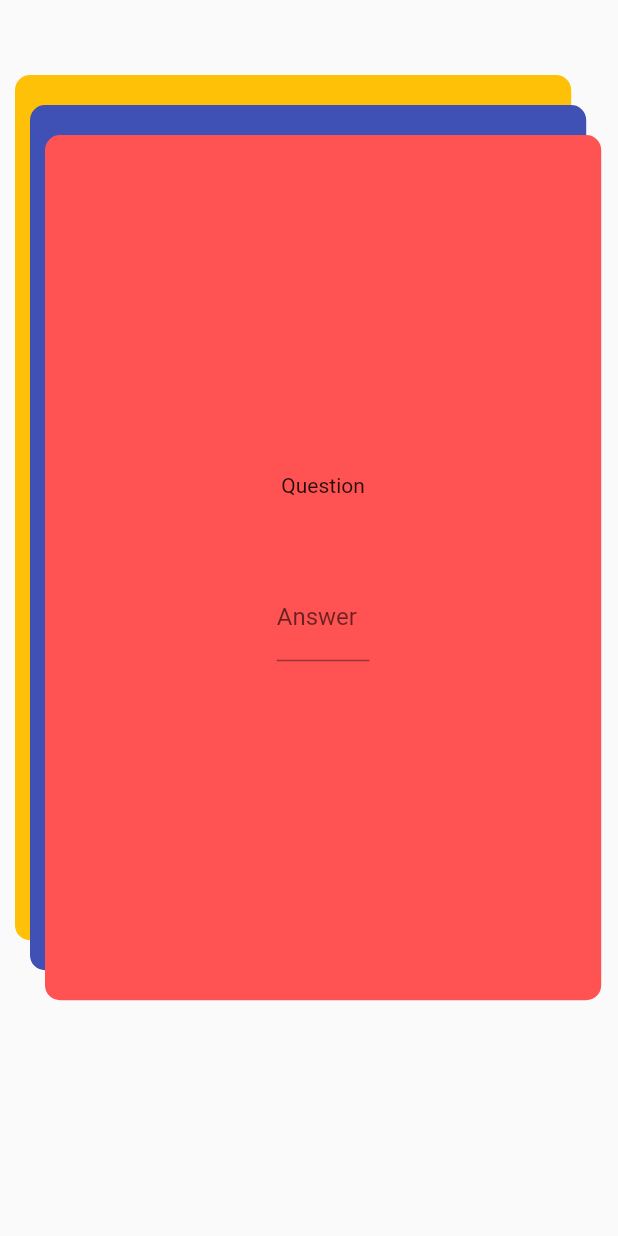
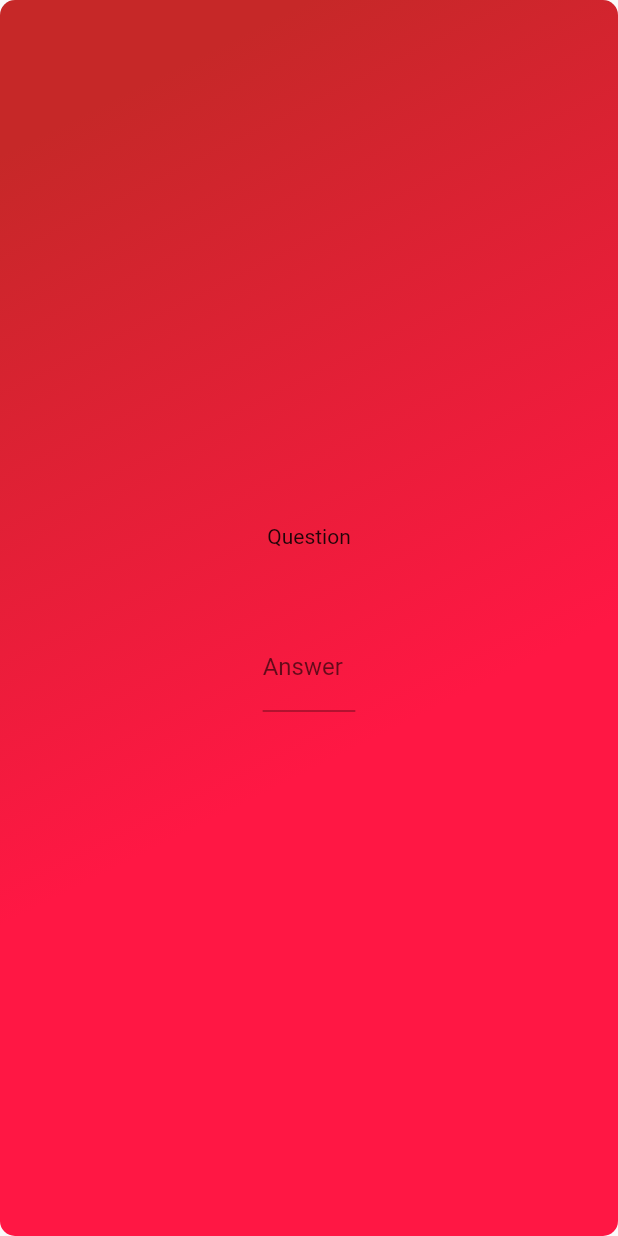
Before and after one commit to suvnshr/C1O2, a Flutter app: the UserInputs screen opened directly, on a phone screen of 412 x 824 dp. Run offline on Flutter 3.47's test engine with Material 2 defaults, Android fonts, the phone set to English and light mode, and no system bars; our stand-ins replace flutter_xlider.

Commit message:
added questoins providr

```diff
--- a/lib/main.dart
+++ b/lib/main.dart
@@ -1,6 +1,12 @@
-import 'package:C1O2/result/result_screen.dart';
-import 'package:C1O2/screens/home/home_screen.dart';
 import 'package:flutter/material.dart';
+import 'package:path_provider/path_provider.dart';
+import 'package:provider/provider.dart';
+
+import './result/result_screen.dart';
+import './screens/home/home_screen.dart';
+import './screens/calculator/user_inputs.dart';
+import './screens/calculator/user_input_questions.dart';
+
 
 void main() {
   runApp(MyApp());
@@ -10,7 +16,12 @@ class MyApp extends StatelessWidget {
   // This widget is the root of your application.
   @override
   Widget build(BuildContext context) {
-    return MaterialApp(
+    return MultiProvider(
+      providers: [
+        ChangeNotifierProvider.value(value: Questions())
+      ],
+      child: MaterialApp(
+        debugShowCheckedModeBanner: false,
         title: 'C1O2',
         theme: ThemeData(
           primarySwatch: Colors.blue,
@@ -19,10 +30,12 @@ class MyApp extends StatelessWidget {
           // closer together (more dense) than on mobile platforms.
           visualDensity: VisualDensity.adaptivePlatformDensity,
         ),
-      home: ResultScreen(
-        activityName: "Household",
-        userEmission: 70,
-        averageEmission: 50,
+        home: UserInputs(),
+        // ResultScreen(
+        //   activityName: "Household",
+        //   userEmission: 70,
+        //   averageEmission: 50,
+        // ),
       ),
     );
   }
--- a/lib/screens/calculator/user_inputs.dart
+++ b/lib/screens/calculator/user_inputs.dart
@@ -1,6 +1,13 @@
 import 'package:flutter/material.dart';
 
+import './user_input_questions.dart';
+
 class UserInputs extends StatelessWidget {
+  List questions = [];
+  Map<String, String> answers = {
+    'Question1': '',
+  };
+
   @override
   Widget build(BuildContext context) {
     final size = MediaQuery.of(context).size;
@@ -9,116 +16,19 @@ class UserInputs extends StatelessWidget {
         child: Stack(
           children: [
             Positioned(
-              top: 50,
-              left: 10,
               child: Container(
-                height: size.height * 0.7,
-                width: size.width * 0.9,
+                height: size.height,
+                width: size.width,
                 decoration: BoxDecoration(
-                    borderRadius: BorderRadius.circular(10),
-                    color: Colors.amber),
-                child: Column(
-                  mainAxisSize: MainAxisSize.min,
-                  mainAxisAlignment: MainAxisAlignment.center,
-                  crossAxisAlignment: CrossAxisAlignment.center,
-                  children: [
-                    Align(
-                      child: Text('Question'),
-                    ),
-                    SizedBox(
-                      height: 50,
-                    ),
-                    Align(
-                      child: Container(
-                        width: size.width * 0.15,
-                        child: TextFormField(
-                          decoration: InputDecoration(
-                            labelText: 'Answer',
-                            // border: OutlineInputBorder(
-                            //   sborderRadius: BorderRadius.circular(30),
-                            // ),
-                          ),
-                          keyboardType: TextInputType.text,
-                          style:
-                              TextStyle(color: Theme.of(context).primaryColor),
-                          // validator: (value) {
-                          //   if (value.isEmpty) {
-                          //     return 'Invalid username!';
-                          //   }
-                          // },
-                          // onSaved: (value) {
-                          //   _authData['username'] = value;
-                          // },
-                        ),
-                      ),
-                    ),
-                    Align(
-                      child: FlatButton(
-                        onPressed: () {},
-                        child: Text('Next'),
-                      ),
-                    ),
-                  ],
+                  borderRadius: BorderRadius.circular(10),
+                  gradient: LinearGradient(
+                    begin: Alignment.topCenter,
+                    colors: [
+                      Colors.red.shade800,
+                      Colors.redAccent.shade400,
+                    ],
+                  ),
                 ),
-              ),
-            ),
-            Positioned(
-              top: 70,
-              left: 20,
-              child: Container(
-                height: size.height * 0.7,
-                width: size.width * 0.9,
-                decoration: BoxDecoration(
-                    borderRadius: BorderRadius.circular(10),
-                    color: Colors.indigo),
-                child: Column(
-                  mainAxisSize: MainAxisSize.min,
-                  mainAxisAlignment: MainAxisAlignment.center,
-                  crossAxisAlignment: CrossAxisAlignment.center,
-                  children: [
-                    Align(
-                      child: Text('Question'),
-                    ),
-                    SizedBox(
-                      height: 50,
-                    ),
-                    Align(
-                      child: Container(
-                        width: size.width * 0.15,
-                        child: TextFormField(
-                          decoration: InputDecoration(
-                            labelText: 'Answer',
-                            // border: OutlineInputBorder(
-                            //   borderRadius: BorderRadius.circular(30),
-                            // ),
-                          ),
-                          keyboardType: TextInputType.text,
-                          style:
-                              TextStyle(color: Theme.of(context).primaryColor),
-                          // validator: (value) {
-                          //   if (value.isEmpty) {
-                          //     return 'Invalid username!';
-                          //   }
-                          // },
-                          // onSaved: (value) {
-                          //   _authData['username'] = value;
-                          // },
-                        ),
-                      ),
-                    ),
-                  ],
-                ),
-              ),
-            ),
-            Positioned(
-              top: 90,
-              left: 30,
-              child: Container(
-                height: size.height * 0.7,
-                width: size.width * 0.9,
-                decoration: BoxDecoration(
-                    borderRadius: BorderRadius.circular(10),
-                    color: Colors.redAccent),
                 child: Column(
                   mainAxisSize: MainAxisSize.min,
                   mainAxisAlignment: MainAxisAlignment.center,
--- a/pubspec.yaml
+++ b/pubspec.yaml
@@ -25,6 +25,7 @@ dependencies:
   flutter:
     sdk: flutter
   google_fonts: ^1.1.0
+  provider:
 
 
   # The following adds the Cupertino Icons font to your application.
```
Also changed, not shown: pubspec.lock. Lines whose indentation alone changed are shown as unchanged.
